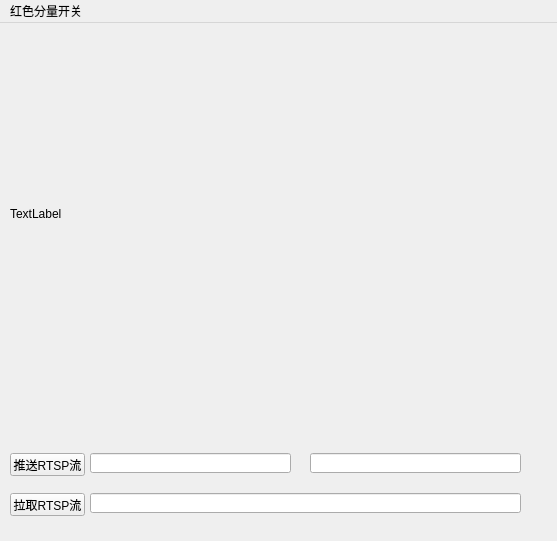
Old version of the form mainwindow.ui in the repository meiqisheng/FFmpeg_Qt_RTSP.
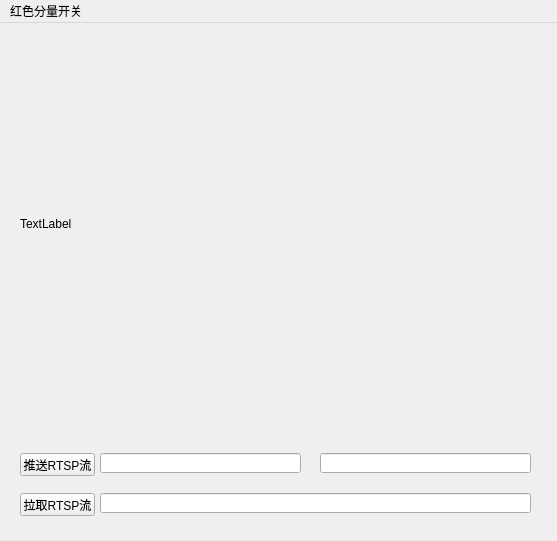
New version of the form.

Commit message: Modify window layout

The edit to the form file:
```diff
--- a/mainwindow.ui
+++ b/mainwindow.ui
@@ -35,8 +35,8 @@
    <widget class="QLabel" name="videoLabel">
     <property name="geometry">
      <rect>
-      <x>10</x>
-      <y>0</y>
+      <x>20</x>
+      <y>10</y>
       <width>520</width>
       <height>381</height>
      </rect>
@@ -48,7 +48,7 @@
    <widget class="QLineEdit" name="pushEdit">
     <property name="geometry">
      <rect>
-      <x>90</x>
+      <x>100</x>
       <y>430</y>
       <width>201</width>
       <height>20</height>
@@ -58,7 +58,7 @@
    <widget class="QPushButton" name="pushstreamButton">
     <property name="geometry">
      <rect>
-      <x>10</x>
+      <x>20</x>
       <y>430</y>
       <width>75</width>
       <height>23</height>
@@ -74,7 +74,7 @@
    <widget class="QPushButton" name="pullstreamButton">
     <property name="geometry">
      <rect>
-      <x>10</x>
+      <x>20</x>
       <y>470</y>
       <width>75</width>
       <height>23</height>
@@ -90,7 +90,7 @@
    <widget class="QLineEdit" name="pullEdit">
     <property name="geometry">
      <rect>
-      <x>90</x>
+      <x>100</x>
       <y>470</y>
       <width>431</width>
       <height>20</height>
@@ -100,7 +100,7 @@
    <widget class="QLineEdit" name="pushEdit_2">
     <property name="geometry">
      <rect>
-      <x>310</x>
+      <x>320</x>
       <y>430</y>
       <width>211</width>
       <height>20</height>
```
